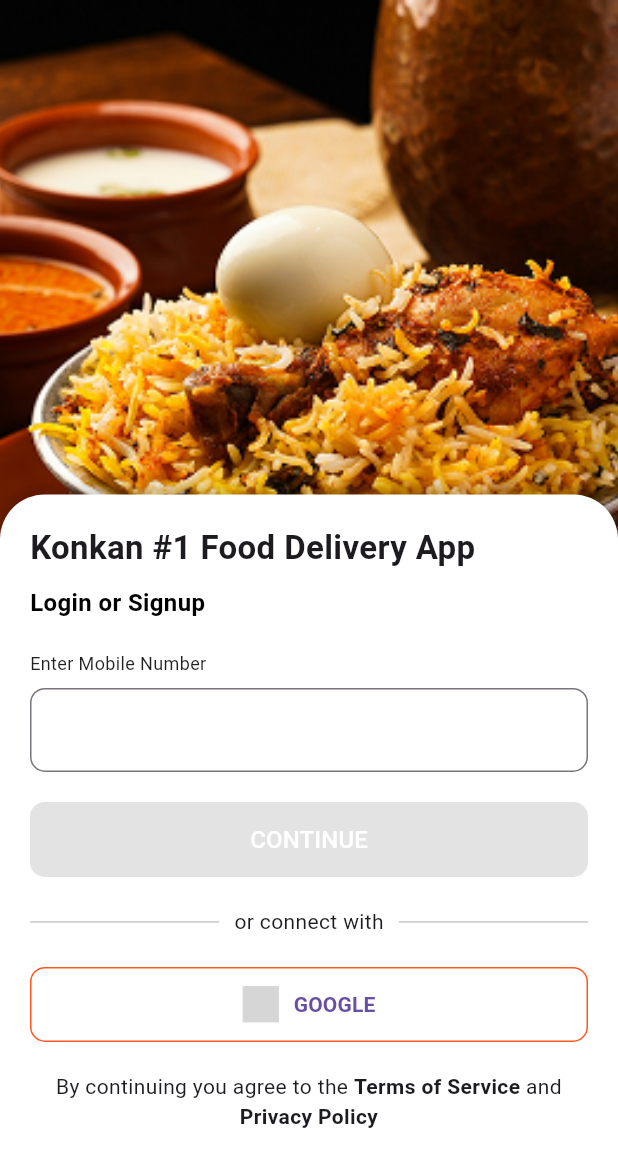
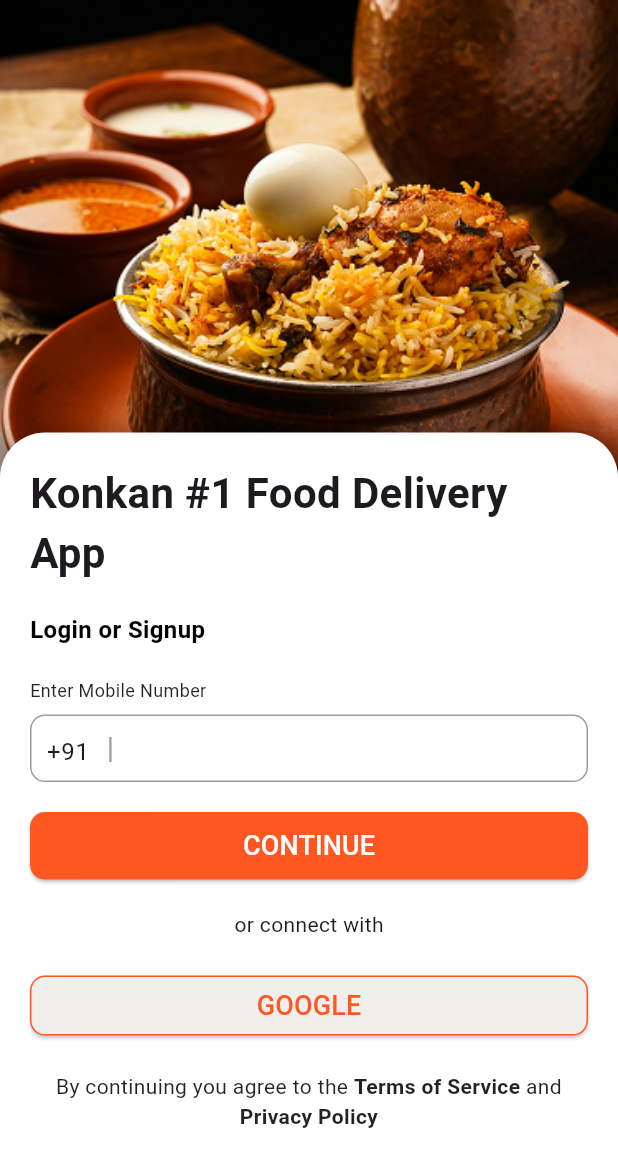
Before and after one commit to PrachiBaituleKutumbInfo/Food-App, a Flutter app: the screen it shows after launch, on a phone screen of 412 x 824 dp. Shown: the top 1167 px of the screen. Run offline on Flutter 3.47's test engine with Material 3 defaults, Android fonts, the phone set to English and light mode, and no system bars; our stand-ins replace flutter_svg; grey boxes are pictures that could not be loaded.

Commit message:
complete screen

```diff
--- a/lib/features/auth/login_screen.dart
+++ b/lib/features/auth/login_screen.dart
@@ -1,5 +1,8 @@
+import 'package:flutter/gestures.dart';
 import 'package:flutter/material.dart';
-import 'package:flutter_svg/svg.dart';
+import 'package:flutter_svg/flutter_svg.dart';
+import 'package:konkan_bite_food/features/auth/privacy_policy_screen.dart';
+import 'package:konkan_bite_food/features/auth/terms_of_service_screen.dart';
 
 class LoginScreen extends StatefulWidget {
   const LoginScreen({super.key});
@@ -9,27 +12,52 @@
 }
 
 class _LoginScreenState extends State<LoginScreen> {
-  final TextEditingController _phoneController = TextEditingController();
+  final TextEditingController phoneController = TextEditingController();
+  TextEditingController countycode = TextEditingController();
+  bool isEnable = false;
+
+  @override
+  void initState() {
+    countycode.text = '+91';
+    // TODO: implement initState
+    super.initState();
+  }
+
+  // void _validatePhone(String value) {
+  //   setState(() {
+  //     isPhoneValid = value.length == 10; // 10-digit validation
+  //   });
+  // }
 
   @override
   Widget build(BuildContext context) {
+    double screenHeight = MediaQuery.of(context).size.height;
+
     return Scaffold(
+      backgroundColor: Colors.white,
       body: Stack(
         children: [
-          Positioned.fill(
+          // Background Image (Top Full Width)
+          Positioned(
+            top: 0,
+            left: 0,
+            right: 0,
             child: Image.asset(
-              'assets/images/image-biryani.png',
-              fit: BoxFit.cover,
-              width: 50,
-              height: 60,
-
+              'assets/images/image-biryani.png', // Ensure this exists
+              fit: BoxFit.contain, // Full width cover
+              width: double.infinity,
+              // height: screenHeight * 0.4, // 40% of screen height
             ),
           ),
-          Align(
-            alignment: Alignment.bottomCenter,
+
+          // White Container (Overlapping Image)
+          Positioned(
+            top: screenHeight * 0.35, // Adjust for better overlap
+            left: 0,
+            right: 0,
             child: Container(
-              height: MediaQuery.of(context).size.height * 0.6,
-              width: double.infinity,
+              height: screenHeight * 0.68, // Remaining space
+              padding: const EdgeInsets.all(20),
               decoration: const BoxDecoration(
                 color: Colors.white,
                 borderRadius: BorderRadius.only(
@@ -44,100 +72,146 @@
                   ),
                 ],
               ),
-              padding: const EdgeInsets.all(20),
               child: Column(
                 crossAxisAlignment: CrossAxisAlignment.start,
-                mainAxisSize: MainAxisSize.min,
                 children: [
+                  // Title
                   const Text(
                     "Konkan #1 Food Delivery App",
-                    style: TextStyle(
-                      fontSize: 22,
-                      fontWeight: FontWeight.bold,
-                    ),
+                    style: TextStyle(fontSize: 28, fontWeight: FontWeight.bold),
                   ),
-                  const SizedBox(height: 10),
+                  const SizedBox(height: 20),
+
+                  // Subtitle
                   const Text(
                     "Login or Signup",
                     style: TextStyle(
-                      fontSize: 16, fontWeight: FontWeight.bold,
-                      color: Colors.black,
+                        fontSize: 16,
+                        fontWeight: FontWeight.bold,
+                        color: Colors.black),
+                  ),
+                  const SizedBox(height: 20),
+
+                  // Mobile Number Label
+                  const Text(
+                    "Enter Mobile Number",
+                    style: TextStyle(fontSize: 12, color: Colors.black87),
+                  ),
+                  const SizedBox(height: 8),
+
+                  Container(
+                    // backgroundColor: Colors.grey,
+                    height: 45,
+                    decoration: BoxDecoration(
+                        border: Border.all(width: 1, color: Colors.grey),
+                        borderRadius: BorderRadius.circular(10)),
+                    child: Row(
+                      children: [
+                        const SizedBox(
+                          width: 10,
+                        ),
+                        SizedBox(
+                          width: 40,
+                          child: TextField(
+                            controller: countycode,
+                            decoration: const InputDecoration(
+                                border: InputBorder.none, hintText: ' +91'),
+                          ),
+                        ),
+                        const Text(
+                          '| ',
+                          style: TextStyle(fontSize: 20, color: Colors.grey),
+                        ),
+                        Expanded(
+                          child: TextField(
+                            controller: phoneController,
+                            decoration:
+                                const InputDecoration(border: InputBorder.none),
+                          ),
+                        ),
+                      ],
                     ),
                   ),
                   const SizedBox(height: 20),
-                  const Text("Enter Mobile Number", style: TextStyle(fontSize: 12, color: Colors.black87),),
-                  const SizedBox(height: 8),
-                  TextField(
-                    controller: _phoneController,
-                    keyboardType: TextInputType.phone,
-                    decoration: InputDecoration(
-                      prefixText: '+91 ',
-                      border: OutlineInputBorder(
-                        borderRadius: BorderRadius.circular(10),
-                        borderSide: BorderSide(color: Theme.of(context).primaryColor), // Uses primary color
-                      ),
-                      suffixIcon: _phoneController.text.length == 10
-                          ? const Icon(Icons.check_circle, color: Colors.green)
-                          : null,
-                    ),
-                    onChanged: (value) {
-                      setState(() {});
-                    },
-                  ),
-                  const SizedBox(height: 20),
+
                   SizedBox(
+                    height: 45,
                     width: double.infinity,
-                    height: 50,
                     child: ElevatedButton(
-                      onPressed: _phoneController.text.length == 10 ? () {} : null,
+                      onPressed: () {},
+                      style: ElevatedButton.styleFrom(
+                          backgroundColor: Colors.deepOrange,
+                          shape: RoundedRectangleBorder(
+                            borderRadius: BorderRadius.circular(10),
+                          )),
                       child: const Text(
-                        "CONTINUE",
-                        style: TextStyle(color: Colors.white, fontSize: 16),
-                      ),
-                    ),
-                  ),
-                  const SizedBox(height: 20),
-                  const Row(
-                    children: [
-                      Expanded(child: Divider()),
-                      Padding(
-                        padding: EdgeInsets.symmetric(horizontal: 10),
-                        child: Text("or connect with"),
-                      ),
-                      Expanded(child: Divider()),
-                    ],
-                  ),
-                  const SizedBox(height: 20),
-                  SizedBox(
-                    width: double.infinity,
-                    height: 50,
-                    child: OutlinedButton(
-                      onPressed: () {},
-                      child: Row(
-                        mainAxisAlignment: MainAxisAlignment.center,
-                        children: [
-
-                          SvgPicture.asset('assets/svgicons/google.svg', height: 24),
-                          const SizedBox(width: 10),
-                          const Text("GOOGLE", style: TextStyle(fontWeight: FontWeight.bold),),
-                        ],
+                        'CONTINUE',
+                        style: TextStyle(color: Colors.white, fontSize: 18),
                       ),
                     ),
                   ),
                   const SizedBox(height: 20),
                   const Center(
+                      child: Text(
+                    'or connect with',
+                    style: TextStyle(fontSize: 14),
+                  )),
+                  const SizedBox(height: 20),
+
+                  ElevatedButton(
+                    onPressed: () {},
+                    style: ElevatedButton.styleFrom(
+                      backgroundColor: const Color.fromARGB(255, 241, 239, 238),
+                      shape: RoundedRectangleBorder(
+                        side: const BorderSide(color: Colors.deepOrange),
+                        borderRadius: BorderRadius.circular(10),
+                      ),
+                    ),
+                    child: Row(
+                      mainAxisAlignment: MainAxisAlignment.center,
+                      children: [
+                        // SvgPicture.asset('assets/svgicons/google.svg'),
+                        const Text(
+                          'GOOGLE',
+                          style:
+                              TextStyle(color: Colors.deepOrange, fontSize: 18),
+                        ),
+                      ],
+                    ),
+                  ),
+                  const SizedBox(height: 20),
+                  Center(
                     child: Text.rich(
                       TextSpan(
                         text: "By continuing you agree to the ",
+                        style: const TextStyle(color: Colors.black87),
                         children: [
                           TextSpan(
                             text: "Terms of Service",
-                            style: TextStyle(fontWeight: FontWeight.bold),
+                            style: const TextStyle(fontWeight: FontWeight.bold),
+                            recognizer: TapGestureRecognizer()
+                              ..onTap = () {
+                                Navigator.push(
+                                  context,
+                                  MaterialPageRoute(
+                                      builder: (context) =>
+                                          const TermsOfServiceScreen()),
+                                );
+                              },
                           ),
-                          TextSpan(text: " and "),
+                          const TextSpan(text: " and "),
                           TextSpan(
                             text: "Privacy Policy",
-                            style: TextStyle(fontWeight: FontWeight.bold),
+                            style: const TextStyle(fontWeight: FontWeight.bold),
+                            recognizer: TapGestureRecognizer()
+                              ..onTap = () {
+                                Navigator.push(
+                                  context,
+                                  MaterialPageRoute(
+                                      builder: (context) =>
+                                          const PrivacyPolicyScreen()),
+                                );
+                              },
                           ),
                         ],
                       ),
--- /dev/null
+++ b/lib/features/auth/otp_screen.dart
@@ -0,0 +1,15 @@
+import 'package:flutter/material.dart';
+
+class OtpScreen extends StatefulWidget {
+  const OtpScreen({super.key});
+
+  @override
+  State<OtpScreen> createState() => _OtpScreenState();
+}
+
+class _OtpScreenState extends State<OtpScreen> {
+  @override
+  Widget build(BuildContext context) {
+    return const Placeholder();
+  }
+}
--- /dev/null
+++ b/lib/features/auth/privacy_policy_screen.dart
@@ -0,0 +1,15 @@
+import 'package:flutter/material.dart';
+
+class PrivacyPolicyScreen extends StatefulWidget {
+  const PrivacyPolicyScreen({super.key});
+
+  @override
+  State<PrivacyPolicyScreen> createState() => _PrivacyPolicyScreenState();
+}
+
+class _PrivacyPolicyScreenState extends State<PrivacyPolicyScreen> {
+  @override
+  Widget build(BuildContext context) {
+    return const Placeholder();
+  }
+}
--- /dev/null
+++ b/lib/features/auth/terms_of_service_screen.dart
@@ -0,0 +1,15 @@
+import 'package:flutter/material.dart';
+
+class TermsOfServiceScreen extends StatefulWidget {
+  const TermsOfServiceScreen({super.key});
+
+  @override
+  State<TermsOfServiceScreen> createState() => _TermsOfServiceScreenState();
+}
+
+class _TermsOfServiceScreenState extends State<TermsOfServiceScreen> {
+  @override
+  Widget build(BuildContext context) {
+    return const Placeholder();
+  }
+}
--- a/lib/main.dart
+++ b/lib/main.dart
@@ -1,5 +1,6 @@
 import 'package:flutter/material.dart';
 import 'package:konkan_bite_food/features/auth/login_screen.dart';
+import 'package:konkan_bite_food/features/auth/otp_screen.dart';
 
 void main() {
   runApp(const MyApp());
@@ -12,27 +13,12 @@
   @override
   Widget build(BuildContext context) {
     return MaterialApp(
+
       debugShowCheckedModeBanner: false,
-       theme: ThemeData(
-        primarySwatch: Colors.deepOrange, // Set primary color
-        elevatedButtonTheme: ElevatedButtonThemeData(
-          style: ElevatedButton.styleFrom(
-            backgroundColor: Colors.deepOrange, // Default button color
-            shape: RoundedRectangleBorder(
-              borderRadius: BorderRadius.circular(10),
-            ),
-          ),
-        ),
-        outlinedButtonTheme: OutlinedButtonThemeData(
-          style: OutlinedButton.styleFrom(
-            side: const BorderSide(color: Colors.deepOrange), // Default outlined button border color
-            shape: RoundedRectangleBorder(
-              borderRadius: BorderRadius.circular(10),
-            ),
-          ),
-        ),
-      ),
-      home: const LoginScreen(),
+      initialRoute: 'login',
+      routes: {'login': (context) => LoginScreen(),
+       'otp': (context) => OtpScreen()},
+      // home: const LoginScreen(),
     );
   }
 }
--- a/pubspec.yaml
+++ b/pubspec.yaml
@@ -36,6 +36,7 @@
   # The following adds the Cupertino Icons font to your application.
   # Use with the CupertinoIcons class for iOS style icons.
   cupertino_icons: ^1.0.8
+  intl_phone_field: ^3.2.0
 
 dev_dependencies:
   flutter_test:
@@ -62,6 +63,7 @@
   # To add assets to your application, add an assets section, like this:
   assets:
     - assets/images/
+    - assets/images/image-biryani.png
   #   - images/a_dot_ham.jpeg
 
   # An image asset can refer to one or more resolution-specific "variants", see
```
Also changed, not shown: pubspec.lock.
